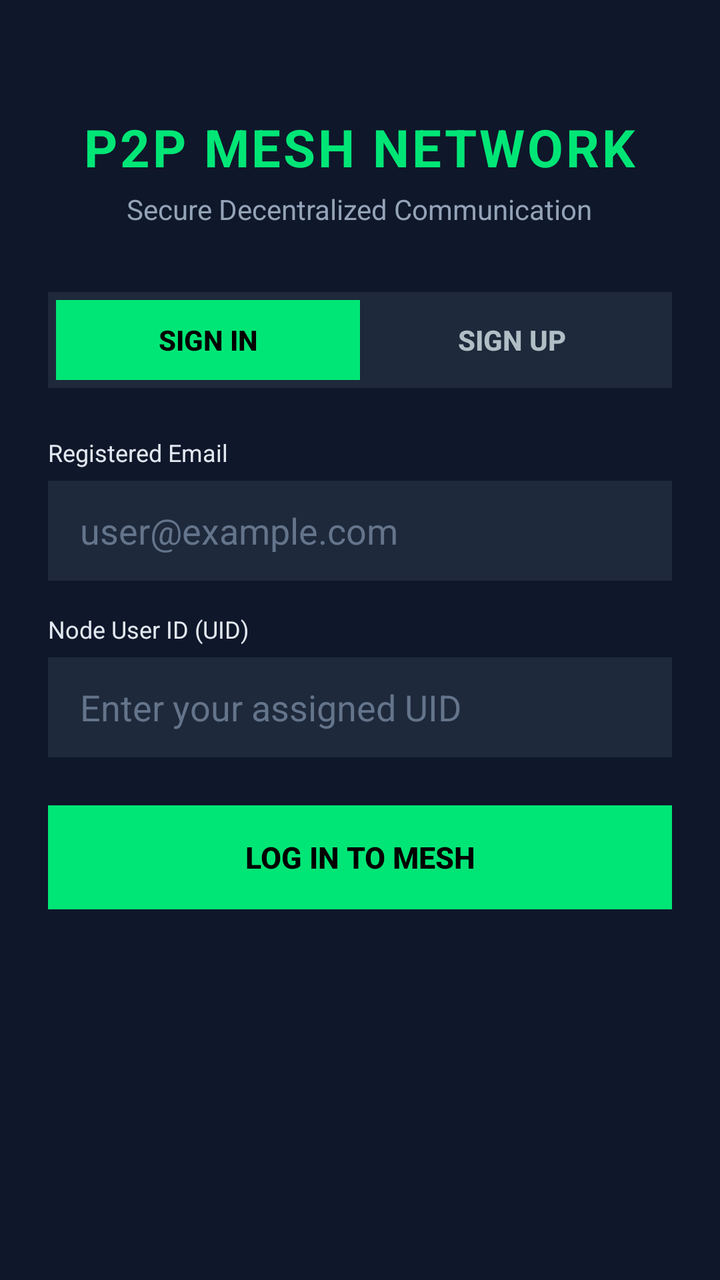
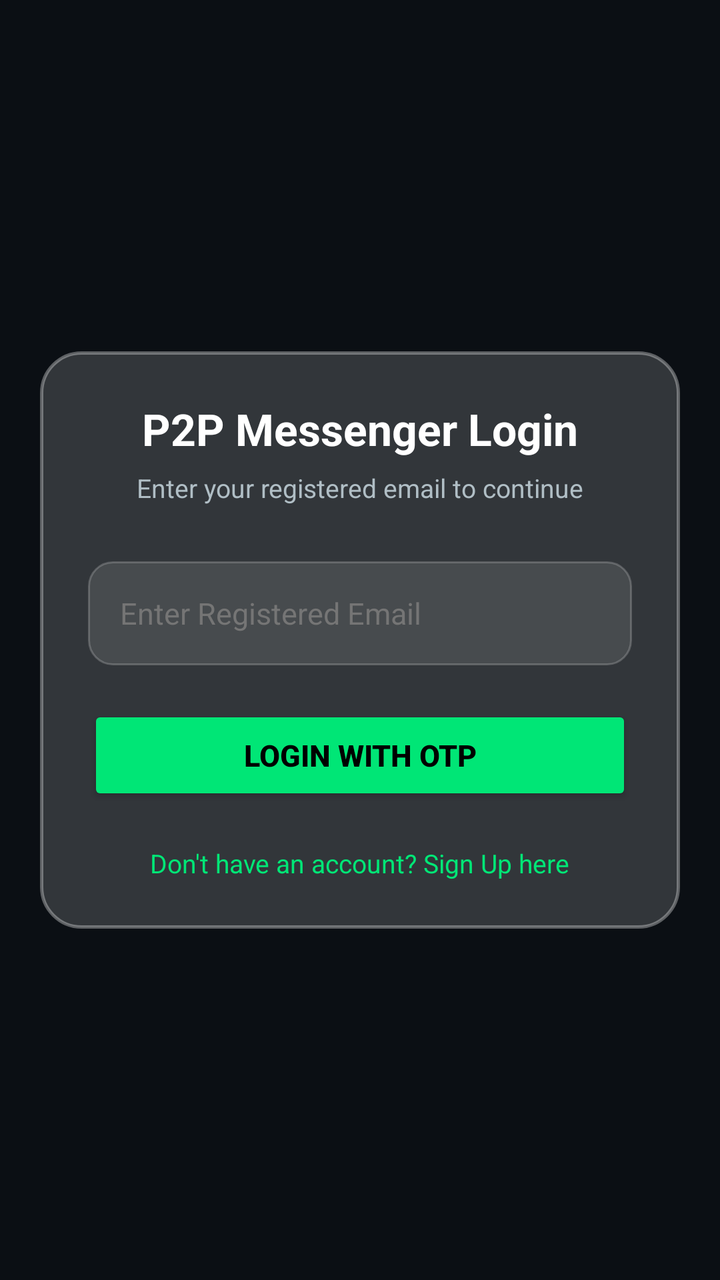

The first picture is an Android layout as it rendered before a commit; the second is the same layout after the commit. The layout source and the unified diff follow.
<!-- AndroidManifest.xml: application theme Theme.PertoMesh -->
<!-- res/layout/activity_login.xml -->
<?xml version="1.0" encoding="utf-8"?>
<ScrollView xmlns:android="http://schemas.android.com/apk/res/android"
    xmlns:app="http://schemas.android.com/apk/res-auto"
    android:layout_width="match_parent"
    android:layout_height="match_parent"
    android:fillViewport="true"
    android:background="#0F172A">

    <LinearLayout
        android:layout_width="match_parent"
        android:layout_height="wrap_content"
        android:orientation="vertical"
        android:padding="24dp"
        android:gravity="center_horizontal">

        
        <TextView
            android:layout_width="wrap_content"
            android:layout_height="wrap_content"
            android:text="P2P MESH NETWORK"
            android:textColor="#00E676"
            android:textSize="26sp"
            android:textStyle="bold"
            android:letterSpacing="0.05"
            android:layout_marginTop="32dp" />

        <TextView
            android:layout_width="wrap_content"
            android:layout_height="wrap_content"
            android:text="Secure Decentralized Communication"
            android:textColor="#94A3B8"
            android:textSize="14sp"
            android:layout_marginTop="4dp"
            android:layout_marginBottom="32dp" />

        
        <LinearLayout
            android:layout_width="match_parent"
            android:layout_height="48dp"
            android:background="#1E293B"
            android:orientation="horizontal"
            android:padding="4dp"
            android:layout_marginBottom="24dp">

            <Button
                android:id="@+id/btnTabSignIn"
                android:layout_width="0dp"
                android:layout_height="match_parent"
                android:layout_weight="1"
                android:background="#00E676"
                android:text="Sign In"
                android:textColor="#000000"
                android:textStyle="bold"
                android:textSize="14sp" />

            <Button
                android:id="@+id/btnTabSignUp"
                android:layout_width="0dp"
                android:layout_height="match_parent"
                android:layout_weight="1"
                android:background="@android:color/transparent"
                android:text="Sign Up"
                android:textColor="#B0BEC5"
                android:textStyle="bold"
                android:textSize="14sp" />
        </LinearLayout>

        
        
        
        <LinearLayout
            android:id="@+id/layoutSignIn"
            android:layout_width="match_parent"
            android:layout_height="wrap_content"
            android:orientation="vertical"
            android:visibility="visible">

            <TextView
                android:layout_width="wrap_content"
                android:layout_height="wrap_content"
                android:text="Registered Email"
                android:textColor="#E2E8F0"
                android:textSize="12sp"
                android:layout_marginBottom="6dp" />

            <EditText
                android:id="@+id/etLoginEmail"
                android:layout_width="match_parent"
                android:layout_height="50dp"
                android:background="#1E293B"
                android:hint="user@example.com"
                android:textColorHint="#64748B"
                android:textColor="#FFFFFF"
                android:inputType="textEmailAddress"
                android:paddingHorizontal="16dp"
                android:layout_marginBottom="16dp" />

            <TextView
                android:layout_width="wrap_content"
                android:layout_height="wrap_content"
                android:text="Node User ID (UID)"
                android:textColor="#E2E8F0"
                android:textSize="12sp"
                android:layout_marginBottom="6dp" />

            <EditText
                android:id="@+id/etLoginUid"
                android:layout_width="match_parent"
                android:layout_height="50dp"
                android:background="#1E293B"
                android:hint="Enter your assigned UID"
                android:textColorHint="#64748B"
                android:textColor="#FFFFFF"
                android:paddingHorizontal="16dp"
                android:layout_marginBottom="24dp" />

            <Button
                android:id="@+id/btnActionSignIn"
                android:layout_width="match_parent"
                android:layout_height="52dp"
                android:background="#00E676"
                android:text="LOG IN TO MESH"
                android:textColor="#000000"
                android:textStyle="bold"
                android:textSize="15sp" />
        </LinearLayout>

        
        
        
        <LinearLayout
            android:id="@+id/layoutSignUp"
            android:layout_width="match_parent"
            android:layout_height="wrap_content"
            android:orientation="vertical"
            android:visibility="gone">

            <TextView
                android:layout_width="wrap_content"
                android:layout_height="wrap_content"
                android:text="Full Name"
                android:textColor="#E2E8F0"
                android:textSize="12sp"
                android:layout_marginBottom="6dp" />

            <EditText
                android:id="@+id/etSignUpName"
                android:layout_width="match_parent"
                android:layout_height="50dp"
                android:background="#1E293B"
                android:hint="John Doe"
                android:textColorHint="#64748B"
                android:textColor="#FFFFFF"
                android:paddingHorizontal="16dp"
                android:layout_marginBottom="16dp" />

            <TextView
                android:layout_width="wrap_content"
                android:layout_height="wrap_content"
                android:text="Email Address"
                android:textColor="#E2E8F0"
                android:textSize="12sp"
                android:layout_marginBottom="6dp" />

            <EditText
                android:id="@+id/etSignUpEmail"
                android:layout_width="match_parent"
                android:layout_height="50dp"
                android:background="#1E293B"
                android:hint="yourname@example.com"
                android:textColorHint="#64748B"
                android:textColor="#FFFFFF"
                android:inputType="textEmailAddress"
                android:paddingHorizontal="16dp"
                android:layout_marginBottom="16dp" />

            <TextView
                android:layout_width="wrap_content"
                android:layout_height="wrap_content"
                android:text="Choose Custom Custom UID"
                android:textColor="#E2E8F0"
                android:textSize="12sp"
                android:layout_marginBottom="6dp" />

            <EditText
                android:id="@+id/etSignUpUid"
                android:layout_width="match_parent"
                android:layout_height="50dp"
                android:background="#1E293B"
                android:hint="e.g. NODE_9921"
                android:textColorHint="#64748B"
                android:textColor="#FFFFFF"
                android:paddingHorizontal="16dp"
                android:layout_marginBottom="24dp" />

            <Button
                android:id="@+id/btnActionSignUp"
                android:layout_width="match_parent"
                android:layout_height="52dp"
                android:background="#00E676"
                android:text="CREATE NODE &amp; VERIFY"
                android:textColor="#000000"
                android:textStyle="bold"
                android:textSize="15sp" />
        </LinearLayout>

    </LinearLayout>
</ScrollView>
<!-- resources referenced by this layout -->
<resources>
  <style name="Theme.PertoMesh" parent="Theme.MaterialComponents.NoActionBar">
          <item name="colorPrimary">@color/primary</item>
          <item name="colorPrimaryDark">@color/primary_dark</item>
          <item name="colorOnPrimary">@color/background</item>
          <item name="colorSecondary">@color/accent</item>
          <item name="colorOnSecondary">@color/background</item>
          <item name="android:windowBackground">@color/background</item>
          <item name="android:statusBarColor">@color/background</item>
          <item name="android:navigationBarColor">@color/background</item>
          <item name="android:windowLightStatusBar">false</item>
          <item name="android:colorAccent">@color/accent</item>
          <item name="android:colorControlActivated">@color/green</item>
      </style>
  <color name="primary">#35D07F</color>
  <color name="primary_dark">#24965A</color>
  <color name="background">#0B0F14</color>
  <color name="accent">#35D07F</color>
  <color name="green">#35D07F</color>
</resources>

<!-- the commit's change to res/layout/activity_login.xml (unified diff, before → after) -->
@@ -1,208 +1,70 @@
 <?xml version="1.0" encoding="utf-8"?>
-<ScrollView xmlns:android="http://schemas.android.com/apk/res/android"
-    xmlns:app="http://schemas.android.com/apk/res-auto"
+<RelativeLayout xmlns:android="http://schemas.android.com/apk/res/android"
     android:layout_width="match_parent"
     android:layout_height="match_parent"
-    android:fillViewport="true"
-    android:background="#0F172A">
+    android:background="#0B0F14"
+    android:padding="20dp">
 
+    
     <LinearLayout
         android:layout_width="match_parent"
         android:layout_height="wrap_content"
+        android:layout_centerInParent="true"
+        android:background="@drawable/glass_card"
         android:orientation="vertical"
-        android:padding="24dp"
-        android:gravity="center_horizontal">
-
-        
-        <TextView
-            android:layout_width="wrap_content"
-            android:layout_height="wrap_content"
-            android:text="P2P MESH NETWORK"
-            android:textColor="#00E676"
-            android:textSize="26sp"
-            android:textStyle="bold"
-            android:letterSpacing="0.05"
-            android:layout_marginTop="32dp" />
+        android:padding="24dp">
 
         <TextView
             android:layout_width="wrap_content"
             android:layout_height="wrap_content"
-            android:text="Secure Decentralized Communication"
-            android:textColor="#94A3B8"
-            android:textSize="14sp"
-            android:layout_marginTop="4dp"
-            android:layout_marginBottom="32dp" />
+            android:layout_gravity="center"
+            android:text="P2P Messenger Login"
+            android:textColor="#FFFFFF"
+            android:textSize="22sp"
+            android:textStyle="bold" />
 
-        
-        <LinearLayout
+        <TextView
+            android:layout_width="wrap_content"
+            android:layout_height="wrap_content"
+            android:layout_gravity="center"
+            android:layout_marginTop="6dp"
+            android:text="Enter your registered email to continue"
+            android:textColor="#B0BEC5"
+            android:textSize="13sp" />
+
+        <EditText
+            android:id="@+id/etEmail"
             android:layout_width="match_parent"
-            android:layout_height="48dp"
-            android:background="#1E293B"
-            android:orientation="horizontal"
-            android:padding="4dp"
-            android:layout_marginBottom="24dp">
+            android:layout_height="52dp"
+            android:layout_marginTop="28dp"
+            android:background="@drawable/bg_otp_box"
+            android:hint="Enter Registered Email"
+            android:inputType="textEmailAddress"
+            android:paddingHorizontal="16dp"
+            android:textColor="#FFFFFF"
+            android:textColorHint="#757575"
+            android:textSize="15sp" />
 
-            <Button
-                android:id="@+id/btnTabSignIn"
-                android:layout_width="0dp"
-                android:layout_height="match_parent"
-                android:layout_weight="1"
-                android:background="#00E676"
-                android:text="Sign In"
-                android:textColor="#000000"
-                android:textStyle="bold"
-                android:textSize="14sp" />
+        <Button
+            android:id="@+id/btnLogin"
+            android:layout_width="match_parent"
+            android:layout_height="50dp"
+            android:layout_marginTop="20dp"
+            android:backgroundTint="#00E676"
+            android:text="LOGIN WITH OTP"
+            android:textColor="#000000"
+            android:textSize="15sp"
+            android:textStyle="bold" />
 
-            <Button
-                android:id="@+id/btnTabSignUp"
-                android:layout_width="0dp"
-                android:layout_height="match_parent"
-                android:layout_weight="1"
-                android:background="@android:color/transparent"
-                android:text="Sign Up"
-                android:textColor="#B0BEC5"
-                android:textStyle="bold"
-                android:textSize="14sp" />
-        </LinearLayout>
-
-        
-        
-        
-        <LinearLayout
-            android:id="@+id/layoutSignIn"
-            android:layout_width="match_parent"
+        <TextView
+            android:id="@+id/tvGoToSignUp"
+            android:layout_width="wrap_content"
             android:layout_height="wrap_content"
-            android:orientation="vertical"
-            android:visibility="visible">
-
-            <TextView
-                android:layout_width="wrap_content"
-                android:layout_height="wrap_content"
-                android:text="Registered Email"
-                android:textColor="#E2E8F0"
-                android:textSize="12sp"
-                android:layout_marginBottom="6dp" />
-
-            <EditText
-                android:id="@+id/etLoginEmail"
-                android:layout_width="match_parent"
-                android:layout_height="50dp"
-                android:background="#1E293B"
-                android:hint="user@example.com"
-                android:textColorHint="#64748B"
-                android:textColor="#FFFFFF"
-                android:inputType="textEmailAddress"
-                android:paddingHorizontal="16dp"
-                android:layout_marginBottom="16dp" />
-
-            <TextView
-                android:layout_width="wrap_content"
-                android:layout_height="wrap_content"
-                android:text="Node User ID (UID)"
-                android:textColor="#E2E8F0"
-                android:textSize="12sp"
-                android:layout_marginBottom="6dp" />
-
-            <EditText
-                android:id="@+id/etLoginUid"
-                android:layout_width="match_parent"
-                android:layout_height="50dp"
-                android:background="#1E293B"
-                android:hint="Enter your assigned UID"
-                android:textColorHint="#64748B"
-                android:textColor="#FFFFFF"
-                android:paddingHorizontal="16dp"
-                android:layout_marginBottom="24dp" />
-
-            <Button
-                android:id="@+id/btnActionSignIn"
-                android:layout_width="match_parent"
-                android:layout_height="52dp"
-                android:background="#00E676"
-                android:text="LOG IN TO MESH"
-                android:textColor="#000000"
-                android:textStyle="bold"
-                android:textSize="15sp" />
-        </LinearLayout>
-
-        
-        
-        
-        <LinearLayout
-            android:id="@+id/layoutSignUp"
-            android:layout_width="match_parent"
-            android:layout_height="wrap_content"
-            android:orientation="vertical"
-            android:visibility="gone">
-
-            <TextView
-                android:layout_width="wrap_content"
-                android:layout_height="wrap_content"
-                android:text="Full Name"
-                android:textColor="#E2E8F0"
-                android:textSize="12sp"
-                android:layout_marginBottom="6dp" />
-
-            <EditText
-                android:id="@+id/etSignUpName"
-                android:layout_width="match_parent"
-                android:layout_height="50dp"
-                android:background="#1E293B"
-                android:hint="John Doe"
-                android:textColorHint="#64748B"
-                android:textColor="#FFFFFF"
-                android:paddingHorizontal="16dp"
-                android:layout_marginBottom="16dp" />
-
-            <TextView
-                android:layout_width="wrap_content"
-                android:layout_height="wrap_content"
-                android:text="Email Address"
-                android:textColor="#E2E8F0"
-                android:textSize="12sp"
-                android:layout_marginBottom="6dp" />
-
-            <EditText
-                android:id="@+id/etSignUpEmail"
-                android:layout_width="match_parent"
-                android:layout_height="50dp"
-                android:background="#1E293B"
-                android:hint="yourname@example.com"
-                android:textColorHint="#64748B"
-                android:textColor="#FFFFFF"
-                android:inputType="textEmailAddress"
-                android:paddingHorizontal="16dp"
-                android:layout_marginBottom="16dp" />
-
-            <TextView
-                android:layout_width="wrap_content"
-                android:layout_height="wrap_content"
-                android:text="Choose Custom Custom UID"
-                android:textColor="#E2E8F0"
-                android:textSize="12sp"
-                android:layout_marginBottom="6dp" />
-
-            <EditText
-                android:id="@+id/etSignUpUid"
-                android:layout_width="match_parent"
-                android:layout_height="50dp"
-                android:background="#1E293B"
-                android:hint="e.g. NODE_9921"
-                android:textColorHint="#64748B"
-                android:textColor="#FFFFFF"
-                android:paddingHorizontal="16dp"
-                android:layout_marginBottom="24dp" />
-
-            <Button
-                android:id="@+id/btnActionSignUp"
-                android:layout_width="match_parent"
-                android:layout_height="52dp"
-                android:background="#00E676"
-                android:text="CREATE NODE &amp; VERIFY"
-                android:textColor="#000000"
-                android:textStyle="bold"
-                android:textSize="15sp" />
-        </LinearLayout>
+            android:layout_gravity="center"
+            android:layout_marginTop="20dp"
+            android:text="Don't have an account? Sign Up here"
+            android:textColor="#00E676"
+            android:textSize="13sp" />
 
     </LinearLayout>
-</ScrollView>
+</RelativeLayout>
<!-- resource entries referenced after the edit -->
@@ -1,5 +1,41 @@
 <!-- resources referenced by this layout -->
 <resources>
+  <!-- drawable bg_otp_box (drawable) -->
+  <?xml version="1.0" encoding="utf-8"?>
+  <selector xmlns:android="http://schemas.android.com/apk/res/android">
+      
+      <item android:state_focused="true">
+          <shape android:shape="rectangle">
+              <solid android:color="#3BFFFFFF" />
+              <corners android:radius="12dp" />
+              <stroke android:width="2dp" android:color="#FFB703" />
+          </shape>
+      </item>
+      
+      <item>
+          <shape android:shape="rectangle">
+              <solid android:color="#1AFFFFFF" />
+              <corners android:radius="12dp" />
+              <stroke android:width="1dp" android:color="#33FFFFFF" />
+          </shape>
+      </item>
+  </selector>
+  <!-- drawable glass_card (drawable) -->
+  <?xml version="1.0" encoding="utf-8"?>
+  <shape xmlns:android="http://schemas.android.com/apk/res/android"
+      android:shape="rectangle">
+      
+      
+      <solid android:color="#29FFFFFF" />
+      
+      
+      <corners android:radius="20dp" />
+      
+      
+      <stroke
+          android:width="1.5dp"
+          android:color="#55FFFFFF" />
+  </shape>
   <style name="Theme.PertoMesh" parent="Theme.MaterialComponents.NoActionBar">
           <item name="colorPrimary">@color/primary</item>
           <item name="colorPrimaryDark">@color/primary_dark</item>
